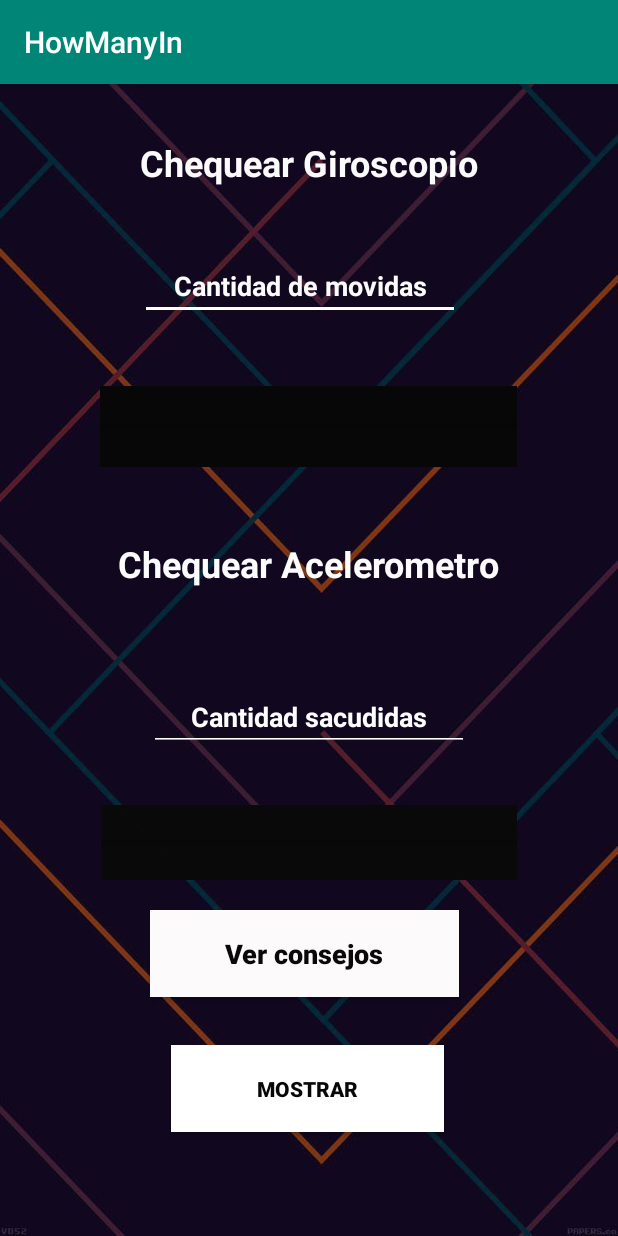
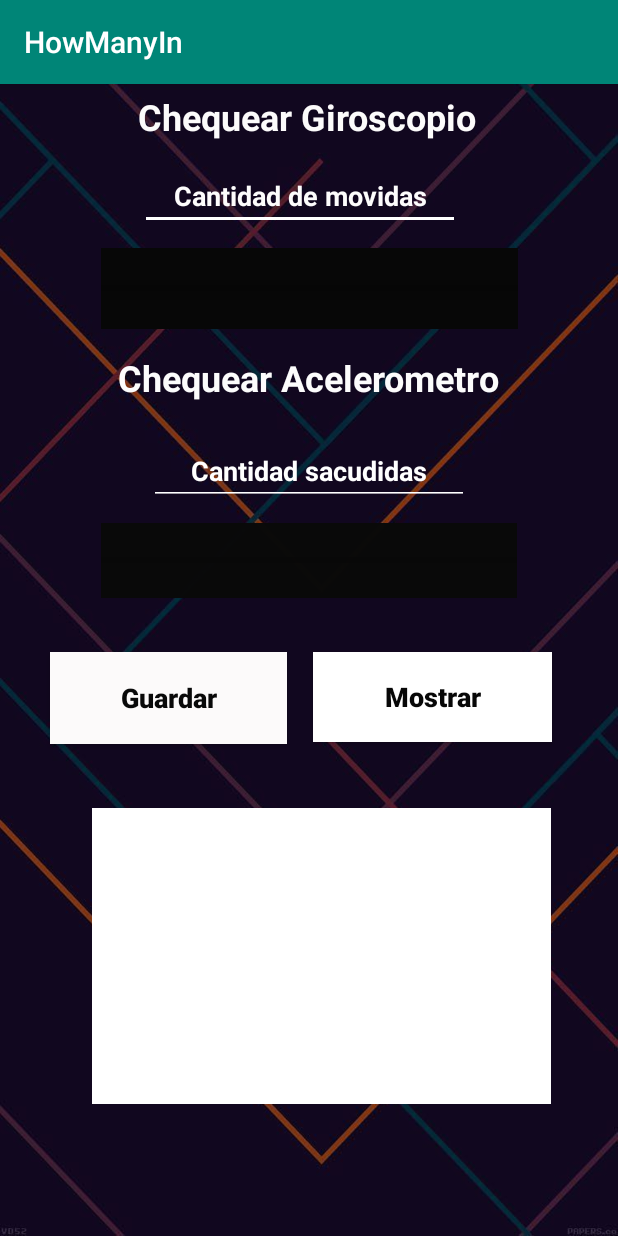
Before and after one commit to dotavix/grupo_612, an Android app: the SensorActivity screen opened directly, with no data from a screen before it, on a phone screen of 412 x 824 dp. Run offline under Robolectric (Android 15) with nearby library versions, the phone set to English and light mode, and no system bars; 1 statement that could not run was skipped.

Commit message:
SharedPreferences shows data from suer and giroscope

```diff
--- a/Codigo/app/src/main/java/com/example/howmanyin/SensorActivity.java
+++ b/Codigo/app/src/main/java/com/example/howmanyin/SensorActivity.java
@@ -2,6 +2,7 @@ package com.example.howmanyin;
 
 import androidx.appcompat.app.AppCompatActivity;
 
+import android.content.Context;
 import android.content.SharedPreferences;
 import android.graphics.Color;
 import android.hardware.Sensor;
@@ -23,11 +24,16 @@ public class SensorActivity extends AppCompatActivity {
     SensorEventListener sensorEventListener;
     int whip = 0;
     EditText cantidad;
+    EditText mostrarSensoreInfo;
     ProgressBar colorBar ;
     Button guardarPrefers;
     Button mostrarPrefers;
-    String key = "KEY";
     private final static float ACC = 30;
+    SharedPreferences sharedpreferences;
+    public static final String mypreference = "mypref";
+    public static final String name = "nameKey";
+    public static final String usuario = "Usuario";
+    public static final String cantidadGiros = "emailKey";
 
     @Override
     protected void onCreate(Bundle savedInstanceState) {
@@ -44,29 +50,60 @@ public class SensorActivity extends AppCompatActivity {
             finish();
         }
 
-        guardarPrefers = findViewById(R.id.buttonConsejo);
+        sharedpreferences = getSharedPreferences(mypreference,
+                Context.MODE_PRIVATE);
+
+        if (sharedpreferences.contains(name)) {
+
+            sharedpreferences.getString(name, "");
+        }
+        if (sharedpreferences.contains(cantidadGiros)) {
+
+            sharedpreferences.getInt(cantidadGiros, 0);
+
+        }
+
+        guardarPrefers = findViewById(R.id.buttonMostrar);
         mostrarPrefers = findViewById(R.id.buttonShow);
-
-        final SharedPreferences prefers = PreferenceManager.getDefaultSharedPreferences(this);
 
         guardarPrefers.setOnClickListener(new View.OnClickListener() {
             @Override
             public void onClick(View view) {
 
-                SharedPreferences.Editor editor = prefers.edit();
-                editor.putString( key ,"DATO");
-                editor.apply();
-                Toast.makeText(getApplicationContext(), "Se guardo el dato" , Toast.LENGTH_SHORT).show();
+                SharedPreferences.Editor editor = sharedpreferences.edit();
+                editor.putString(name, usuario);
+                editor.putInt(cantidadGiros, whip);
+                editor.commit();
+
+                Toast.makeText(getApplicationContext(), "Datos Guardados" , Toast.LENGTH_SHORT).show();
 
             }
         });
+
+        mostrarSensoreInfo = findViewById(R.id.editSensor);
 
         mostrarPrefers.setOnClickListener(new View.OnClickListener() {
             @Override
             public void onClick(View view) {
 
-                String dato = prefers.getString(key , "No hay datos");
-                Toast.makeText(getApplicationContext(), dato , Toast.LENGTH_SHORT).show();
+                sharedpreferences = getSharedPreferences(mypreference,
+                        Context.MODE_PRIVATE);
+
+                String userMostrar = "";
+                int cantidadMostrar = 0;
+
+                if (sharedpreferences.contains(name)) {
+
+                    userMostrar = sharedpreferences.getString(name, "");
+                }
+                if (sharedpreferences.contains(cantidadGiros)) {
+
+                    cantidadMostrar = sharedpreferences.getInt(cantidadGiros, 0);
+
+                }
+
+                mostrarSensoreInfo.setText("Usuario: " + userMostrar + "\n" + "Cantidad de giros: " + cantidadMostrar);
+                Toast.makeText(getApplicationContext(), "Usuario: " + userMostrar + "\n" + "Cantidad de giros: " + cantidadMostrar , Toast.LENGTH_SHORT).show();
             }
         });
 
--- a/Codigo/app/src/main/res/layout/activity_sensor.xml
+++ b/Codigo/app/src/main/res/layout/activity_sensor.xml
@@ -12,13 +12,14 @@
         android:id="@+id/textGiro"
         android:layout_width="410dp"
         android:layout_height="52dp"
-        android:layout_marginTop="36dp"
+        android:padding="5dp"
         android:text="Chequear Giroscopio"
         android:textAlignment="center"
         android:textColor="#FCFBFB"
         android:textSize="24sp"
         android:textStyle="bold"
         app:layout_constraintEnd_toEndOf="parent"
+        app:layout_constraintHorizontal_bias="0.0"
         app:layout_constraintStart_toStartOf="parent"
         app:layout_constraintTop_toTopOf="parent" />
 
@@ -27,7 +28,6 @@
         android:layout_width="wrap_content"
         android:layout_height="wrap_content"
         android:layout_marginStart="93dp"
-        android:layout_marginTop="24dp"
         android:layout_marginEnd="105dp"
         android:backgroundTint="@android:color/white"
         android:clickable="false"
@@ -43,6 +43,7 @@
         android:textIsSelectable="false"
         android:textStyle="bold"
         app:layout_constraintEnd_toEndOf="parent"
+        app:layout_constraintHorizontal_bias="0.0"
         app:layout_constraintStart_toStartOf="parent"
         app:layout_constraintTop_toBottomOf="@id/textGiro" />
 
@@ -51,10 +52,10 @@
         style="?android:attr/progressBarStyleHorizontal"
         android:layout_width="278dp"
         android:layout_height="54dp"
-        android:layout_marginTop="44dp"
+        android:layout_marginTop="12dp"
         android:background="#070707"
         app:layout_constraintEnd_toEndOf="parent"
-        app:layout_constraintHorizontal_bias="0.496"
+        app:layout_constraintHorizontal_bias="0.503"
         app:layout_constraintStart_toStartOf="parent"
         app:layout_constraintTop_toBottomOf="@+id/editCantidad" />
 
@@ -62,14 +63,14 @@
         android:id="@+id/textAcelero"
         android:layout_width="402dp"
         android:layout_height="48dp"
-        android:layout_marginTop="48dp"
+        android:layout_marginTop="16dp"
         android:text="Chequear Acelerometro"
         android:textAlignment="center"
         android:textColor="#FCFFFFFF"
         android:textSize="24sp"
         android:textStyle="bold"
         app:layout_constraintEnd_toEndOf="parent"
-        app:layout_constraintHorizontal_bias="0.493"
+        app:layout_constraintHorizontal_bias="0.444"
         app:layout_constraintStart_toStartOf="parent"
         app:layout_constraintTop_toBottomOf="@+id/progressBar" />
 
@@ -77,7 +78,7 @@
         android:id="@+id/editAcelero"
         android:layout_width="wrap_content"
         android:layout_height="wrap_content"
-        android:layout_marginTop="48dp"
+        android:layout_marginTop="8dp"
         android:layout_marginEnd="96dp"
         android:backgroundTint="@android:color/white"
         android:clickable="false"
@@ -99,43 +100,62 @@
         style="?android:attr/progressBarStyleHorizontal"
         android:layout_width="277dp"
         android:layout_height="50dp"
-        android:layout_marginTop="36dp"
+        android:layout_marginTop="12dp"
         android:background="#FC0A0A0A"
         app:layout_constraintEnd_toEndOf="parent"
         app:layout_constraintStart_toStartOf="parent"
         app:layout_constraintTop_toBottomOf="@+id/editAcelero" />
 
     <Button
-        android:id="@+id/buttonConsejo"
-        android:layout_width="206dp"
-        android:layout_height="58dp"
-        android:layout_marginTop="20dp"
+        android:id="@+id/buttonMostrar"
+        android:layout_width="158dp"
+        android:layout_height="61dp"
+        android:layout_marginTop="36dp"
         android:background="#FCFAFA"
         android:capitalize="none"
-        android:text="Ver consejos"
+        android:text="Guardar"
         android:textAlignment="center"
         android:textAllCaps="false"
         android:textColor="#090909"
         android:textSize="18sp"
         android:textStyle="bold"
-        app:layout_constraintEnd_toEndOf="parent"
-        app:layout_constraintHorizontal_bias="0.487"
+        app:layout_constraintEnd_toStartOf="@+id/buttonShow"
+        app:layout_constraintHorizontal_bias="0.66"
         app:layout_constraintStart_toStartOf="parent"
         app:layout_constraintTop_toBottomOf="@+id/progressAcelero" />
 
     <Button
         android:id="@+id/buttonShow"
-        android:layout_width="182dp"
-        android:layout_height="58dp"
-        android:layout_marginTop="32dp"
+        android:layout_width="159dp"
+        android:layout_height="60dp"
+        android:layout_marginTop="36dp"
+        android:layout_marginEnd="44dp"
         android:background="#FFFFFF"
         android:text="Mostrar"
+        android:textAllCaps="false"
         android:textColor="#070707"
-        android:textSize="14sp"
+        android:textSize="18sp"
         android:textStyle="bold"
         app:layout_constraintEnd_toEndOf="parent"
-        app:layout_constraintHorizontal_bias="0.497"
+        app:layout_constraintTop_toBottomOf="@+id/progressAcelero" />
+
+    <EditText
+        android:id="@+id/editSensor"
+        android:layout_width="306dp"
+        android:layout_height="197dp"
+        android:layout_marginTop="44dp"
+        android:background="#FFFFFF"
+        android:clickable="false"
+        android:cursorVisible="false"
+        android:ems="10"
+        android:gravity="start|top"
+        android:inputType="textMultiLine"
+        android:textSize="24sp"
+        app:layout_constraintBottom_toBottomOf="parent"
+        app:layout_constraintEnd_toEndOf="parent"
+        app:layout_constraintHorizontal_bias="0.58"
         app:layout_constraintStart_toStartOf="parent"
-        app:layout_constraintTop_toBottomOf="@+id/buttonConsejo" />
+        app:layout_constraintTop_toBottomOf="@+id/buttonShow"
+        app:layout_constraintVertical_bias="0.0" />
 
 </androidx.constraintlayout.widget.ConstraintLayout>
```
Also changed, not shown: Codigo/app/src/main/java/com/example/howmanyin/LoginActivity.java (+34 -4 lines), Codigo/app/src/main/java/com/example/howmanyin/MainActivity.java (+36 -2 lines).
